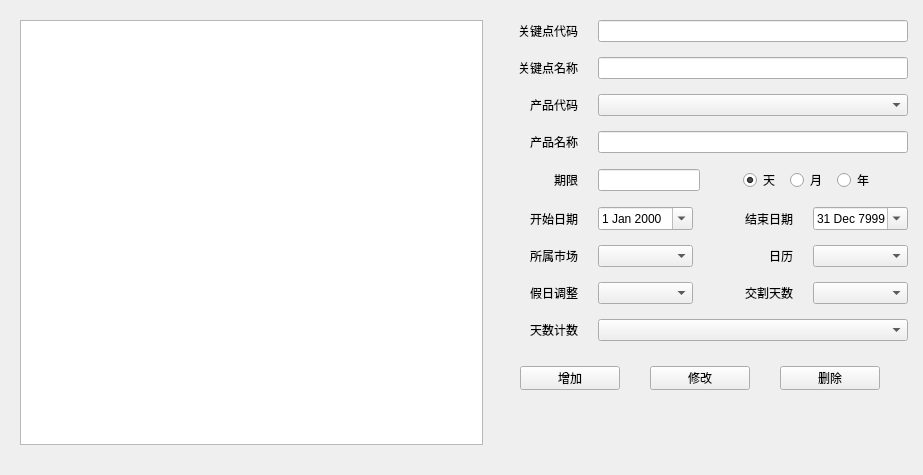
Qt form FML/view/mainframe/key_point_definition.ui (ruofeng216/fmlnew) before a commit.
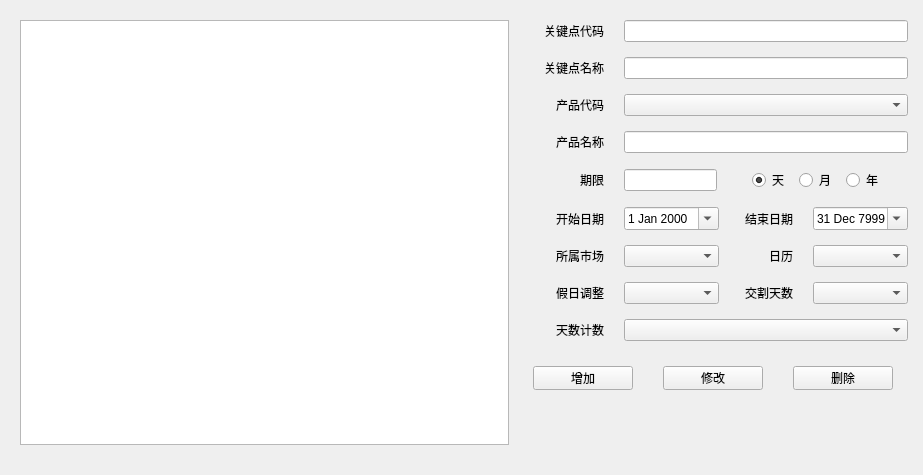
The same form after that commit. Custom widgets are drawn as their Qt base class.

Patch:
```diff
--- a/FML/view/mainframe/key_point_definition.ui
+++ b/FML/view/mainframe/key_point_definition.ui
@@ -319,13 +319,13 @@
           <widget class="QLabel" name="label_11">
            <property name="minimumSize">
             <size>
-             <width>80</width>
+             <width>54</width>
              <height>0</height>
             </size>
            </property>
            <property name="maximumSize">
             <size>
-             <width>80</width>
+             <width>54</width>
              <height>16777215</height>
             </size>
            </property>
@@ -387,19 +387,26 @@
           </widget>
          </item>
          <item>
-          <widget class="QComboBox" name="cbMarket"/>
+          <widget class="QComboBox" name="cbMarket">
+           <property name="sizePolicy">
+            <sizepolicy hsizetype="Preferred" vsizetype="Fixed">
+             <horstretch>0</horstretch>
+             <verstretch>0</verstretch>
+            </sizepolicy>
+           </property>
+          </widget>
          </item>
          <item>
           <widget class="QLabel" name="label_6">
            <property name="minimumSize">
             <size>
-             <width>80</width>
+             <width>54</width>
              <height>0</height>
             </size>
            </property>
            <property name="maximumSize">
             <size>
-             <width>80</width>
+             <width>54</width>
              <height>16777215</height>
             </size>
            </property>
@@ -453,13 +460,13 @@
           <widget class="QLabel" name="label_10">
            <property name="minimumSize">
             <size>
-             <width>80</width>
+             <width>54</width>
              <height>0</height>
             </size>
            </property>
            <property name="maximumSize">
             <size>
-             <width>80</width>
+             <width>54</width>
              <height>16777215</height>
             </size>
            </property>
@@ -637,6 +644,16 @@
    <extends>QLineEdit</extends>
    <header>xlineedit.h</header>
   </customwidget>
+  <customwidget>
+   <class>xDateEdit</class>
+   <extends>QDateEdit</extends>
+   <header>xdateedit.h</header>
+  </customwidget>
+  <customwidget>
+   <class>XComboBox</class>
+   <extends>QComboBox</extends>
+   <header>xcombobox.h</header>
+  </customwidget>
  </customwidgets>
  <resources/>
  <connections/>
```
Left out of the diff: 4 changed lines with no effect on the pictures.
